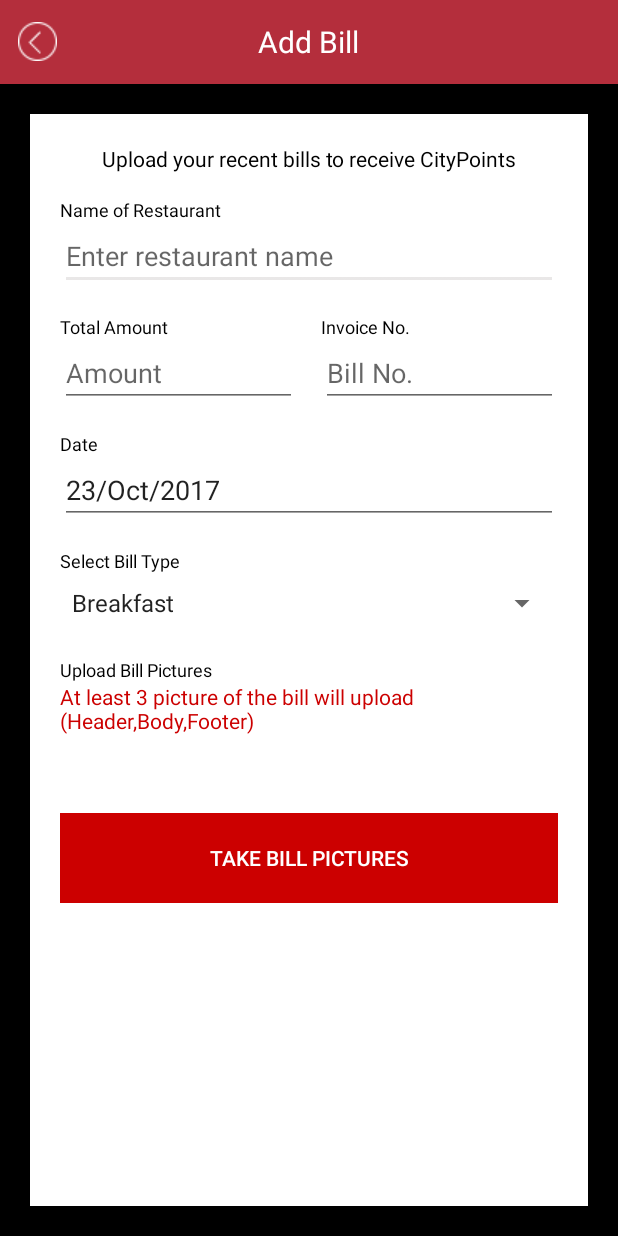
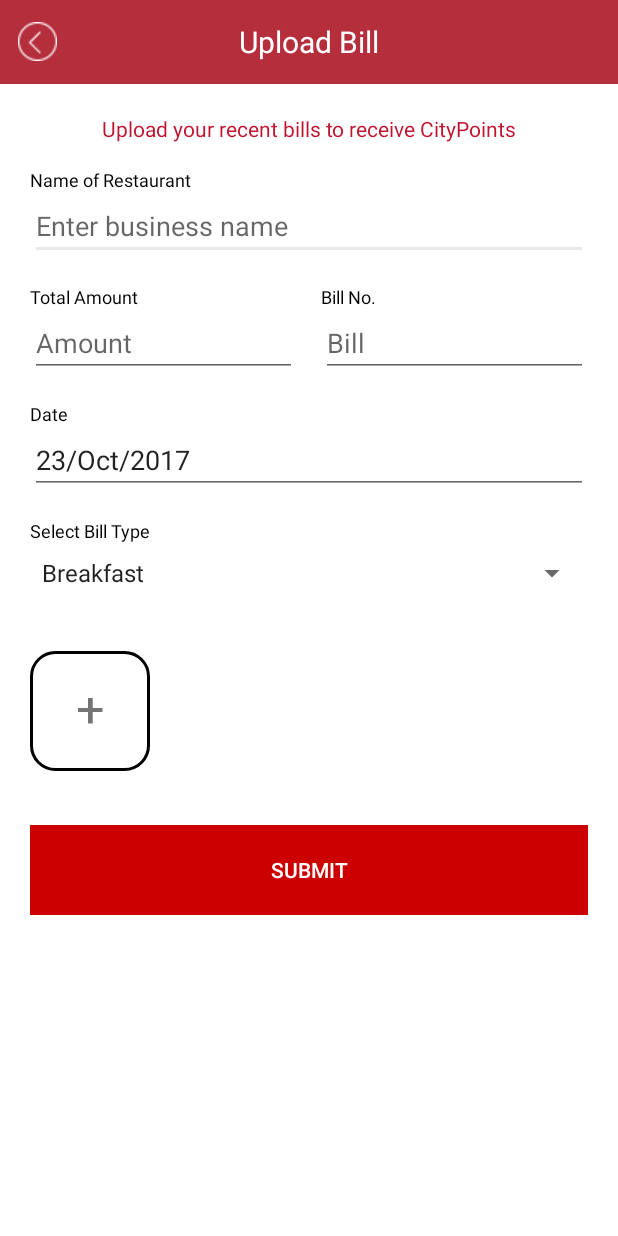
Before and after one commit to iArsalanshah/MyStash, an Android app: the AddBillDetails screen opened directly, with no data from a screen before it, on a phone screen of 412 x 824 dp. Run offline under Robolectric (Android 15) with nearby library versions, the phone set to English and light mode, and no system bars; libraries missing offline, so code that uses them is left out: permissions.dispatcher; 1 statement that could not run was skipped.

Commit message:
upload section update

```diff
--- a/app/src/main/java/com/citemenu/mystash/activity/login_pages/Register.java
+++ b/app/src/main/java/com/citemenu/mystash/activity/login_pages/Register.java
@@ -324,7 +324,7 @@ public class Register extends AppCompatActivity implements AdapterView.OnItemSel
     //Spinner Adapter
     private void settingAdapter() {
         adapterSex = ArrayAdapter.createFromResource(this,
-                R.array.sexRegisterArray, android.R.layout.select_dialog_item);
+                R.array.genderRegisterArray, android.R.layout.select_dialog_item);
         spinnerGender.setAdapter(adapterSex);
 
         // MultiSpinners
@@ -342,7 +342,7 @@ public class Register extends AppCompatActivity implements AdapterView.OnItemSel
         listInterest.add("South Shore/Rive Sud");
         listInterest.add("Other/Autre");
 
-        multiSpinnerCat.setItems(listCat, getString(R.string.btn_reg_login), this);
+        multiSpinnerCat.setItems(listCat, getString(R.string.reg_login), this);
 
         com.citemenu.mystash.activity.login_pages.MultiSpinner.MultiSpinnerListener listener = new com.citemenu.mystash.activity.login_pages.MultiSpinner.MultiSpinnerListener() {
             @Override
@@ -357,7 +357,7 @@ public class Register extends AppCompatActivity implements AdapterView.OnItemSel
                 etInterest.setText(interest);
             }
         };
-        multiSpinnerInterest.setItems(listInterest, getString(R.string.btn_reg_login), listener);
+        multiSpinnerInterest.setItems(listInterest, getString(R.string.reg_login), listener);
     }
 
     public void backRegisterImageBtn(View view) {
--- a/app/src/main/java/com/citemenu/mystash/webservicefactory/WebService.java
+++ b/app/src/main/java/com/citemenu/mystash/webservicefactory/WebService.java
@@ -279,5 +279,7 @@ public interface WebService {
                                   @Query("amount") String amount,
                                   @Query("bill_type") String bill_type,
                                   @Query("invoice_no") String invoice_no,
+                                  @Query("latitude") String latitude,
+                                  @Query("longitude") String longitude,
                                   @PartMap Map<String, RequestBody> fileList);
 }
--- /dev/null
+++ b/app/src/main/res/drawable/drawable_stroke_black.xml
@@ -0,0 +1,7 @@
+<?xml version="1.0" encoding="utf-8"?>
+<shape xmlns:android="http://schemas.android.com/apk/res/android"
+    android:shape="rectangle">
+    <stroke android:color="@color/black"
+        android:width="2dp"/>
+    <corners android:radius="16dp"/>
+</shape>
--- a/app/src/main/res/layout/activity_add_bill_details.xml
+++ b/app/src/main/res/layout/activity_add_bill_details.xml
@@ -25,7 +25,7 @@
             android:layout_width="wrap_content"
             android:layout_height="wrap_content"
             android:layout_centerInParent="true"
-            android:text="Add Bill"
+            android:text="@string/upload_bill"
             android:textColor="@android:color/white"
             android:textSize="20sp" />
 
@@ -35,12 +35,11 @@
         android:layout_width="match_parent"
         android:layout_height="match_parent"
         android:layout_below="@id/add_bill_top_layout"
-        android:layout_margin="20dp"
         android:background="@android:color/white">
 
         <LinearLayout
             android:layout_width="match_parent"
-            android:layout_height="match_parent"
+            android:layout_height="wrap_content"
             android:orientation="vertical"
             android:padding="12dp">
 
@@ -48,15 +47,16 @@
             <LinearLayout
                 android:layout_width="match_parent"
                 android:layout_height="wrap_content"
+                android:gravity="center"
                 android:orientation="vertical"
-                android:gravity="center"
                 android:padding="8dp">
+
                 <TextView
                     android:layout_width="wrap_content"
                     android:layout_height="wrap_content"
-                    android:text="Upload your recent bills to receive CityPoints"
-                    android:textColor="#000000"
-                    android:textSize="14dp" />
+                    android:text="@string/upload_your_recent_bills_to_receive_citypoints"
+                    android:textColor="@color/colorRegisterBtn"
+                    android:textSize="14sp" />
             </LinearLayout>
             <!--Restaurant Name-->
             <LinearLayout
@@ -68,16 +68,16 @@
                 <TextView
                     android:layout_width="wrap_content"
                     android:layout_height="wrap_content"
-                    android:text="Name of Restaurant"
-                    android:textColor="#000000"
-                    android:textSize="12dp" />
+                    android:text="@string/name_of_restaurant"
+                    android:textColor="@color/black"
+                    android:textSize="12sp" />
 
                 <EditText
                     android:id="@+id/et_restaurantName"
                     android:layout_width="match_parent"
                     android:layout_height="wrap_content"
                     android:drawablePadding="2dp"
-                    android:hint="Enter restaurant name"
+                    android:hint="@string/enter_business_name"
                     android:imeOptions="actionDone"
                     android:inputType="text"
                     android:maxLines="1" />
@@ -101,15 +101,15 @@
                     <TextView
                         android:layout_width="match_parent"
                         android:layout_height="wrap_content"
-                        android:text="Total Amount"
-                        android:textColor="#000000"
-                        android:textSize="12dp" />
+                        android:text="@string/total_amount"
+                        android:textColor="@color/black"
+                        android:textSize="12sp" />
 
                     <EditText
                         android:id="@+id/et_restaurantAmount"
                         android:layout_width="match_parent"
                         android:layout_height="wrap_content"
-                        android:hint="Amount"
+                        android:hint="@string/amount"
                         android:imeOptions="actionDone"
                         android:inputType="numberDecimal" />
 
@@ -125,15 +125,15 @@
                     <TextView
                         android:layout_width="match_parent"
                         android:layout_height="wrap_content"
-                        android:text="Invoice No."
-                        android:textColor="#000000"
-                        android:textSize="12dp" />
+                        android:text="@string/bill_no"
+                        android:textColor="@color/black"
+                        android:textSize="12sp" />
 
                     <EditText
                         android:id="@+id/et_restaurantInvoiceNo"
                         android:layout_width="match_parent"
                         android:layout_height="wrap_content"
-                        android:hint="Bill No."
+                        android:hint="@string/bill"
                         android:imeOptions="actionDone"
                         android:inputType="text"
                         android:maxLines="1" />
@@ -152,16 +152,18 @@
                 <TextView
                     android:layout_width="wrap_content"
                     android:layout_height="wrap_content"
-                    android:text="Date"
-                    android:textColor="#000000"
-                    android:textSize="12dp" />
+                    android:text="@string/date"
+                    android:textColor="@color/black"
+                    android:textSize="12sp" />
 
                 <EditText
                     android:id="@+id/add_bill_date"
                     android:layout_width="match_parent"
                     android:layout_height="wrap_content"
+                    android:cursorVisible="false"
                     android:focusable="false"
-                    android:hint="Select a data"
+                    android:focusableInTouchMode="false"
+                    android:hint="@string/select_a_date"
                     android:inputType="none" />
 
             </LinearLayout>
@@ -176,15 +178,15 @@
                 <TextView
                     android:layout_width="wrap_content"
                     android:layout_height="wrap_content"
-                    android:text="Select Bill Type"
-                    android:textColor="#000000"
-                    android:textSize="12dp" />
+                    android:text="@string/select_bill_type"
+                    android:textColor="@color/black"
+                    android:textSize="12sp" />
 
                 <Spinner
                     android:id="@+id/sp_restaurantBillType"
                     android:layout_width="match_parent"
                     android:layout_height="wrap_content"
-                    android:entries="@array/BillTypes"
+                    android:entries="@array/bill_types"
                     android:minHeight="40dp" />
 
             </LinearLayout>
@@ -199,15 +201,17 @@
                 <TextView
                     android:layout_width="wrap_content"
                     android:layout_height="wrap_content"
-                    android:text="Upload Bill Pictures"
-                    android:textColor="#000000"
-                    android:textSize="12dp" />
+                    android:text="@string/upload_bill_pictures"
+                    android:textColor="@color/black"
+                    android:textSize="12sp"
+                    android:visibility="gone" />
 
                 <TextView
                     android:layout_width="match_parent"
                     android:layout_height="wrap_content"
-                    android:text="At least 3 picture of the bill will upload (Header,Body,Footer)"
-                    android:textColor="@android:color/holo_red_dark" />
+                    android:text="@string/at_least_3_picture_of_the_bill_will_upload_header_body_footer"
+                    android:textColor="@android:color/holo_red_dark"
+                    android:visibility="gone" />
 
                 <!--<LinearLayout-->
                 <!--android:layout_width="match_parent"-->
@@ -243,20 +247,28 @@
                 <!--android:background="@android:color/holo_orange_light"-->
                 <!--android:scaleType="centerInside"-->
                 <!--android:src="@drawable/plus_upload_bills" />-->
-
                 <!--</LinearLayout>-->
 
-                <FrameLayout
+                <LinearLayout
                     android:layout_width="match_parent"
                     android:layout_height="wrap_content"
-                    android:layout_marginTop="16dp">
+                    android:layout_marginTop="16dp"
+                    android:orientation="horizontal">
+
+                    <ImageView
+                        android:id="@+id/img_addBills"
+                        android:layout_width="80dp"
+                        android:layout_height="80dp"
+                        android:background="@drawable/drawable_stroke_black"
+                        android:scaleType="centerInside"
+                        android:src="@drawable/plus_upload_bills" />
 
                     <android.support.v7.widget.RecyclerView
                         android:id="@+id/recycler_thumbnails"
-                        android:layout_width="match_parent"
+                        android:layout_width="wrap_content"
+                        android:layout_marginLeft="8dp"
                         android:layout_height="wrap_content" />
-                </FrameLayout>
-
+                </LinearLayout>
             </LinearLayout>
 
             <LinearLayout
@@ -273,13 +285,9 @@
                     android:layout_height="60dp"
                     android:background="@android:color/holo_red_dark"
                     android:gravity="center"
-                    android:text="Take Bill Pictures"
+                    android:text="@string/submit"
                     android:textColor="@android:color/white" />
-
             </LinearLayout>
-
         </LinearLayout>
-
     </ScrollView>
-
 </RelativeLayout>
--- a/app/src/main/res/layout/activity_register.xml
+++ b/app/src/main/res/layout/activity_register.xml
@@ -204,7 +204,7 @@
                     android:layout_marginTop="11dp"
                     android:background="@color/colorLoginBtn"
                     android:onClick="btnRegister"
-                    android:text="@string/btn_reg_login"
+                    android:text="@string/reg_login"
                     android:textAllCaps="false"
                     android:textColor="@android:color/white"
                     android:textSize="16sp"
--- a/app/src/main/res/values/colors.xml
+++ b/app/src/main/res/values/colors.xml
@@ -12,4 +12,6 @@
     <color name="colorStash">#FFCC00</color>
 
     <color name="backgroung_action">#99000000</color>
+    <color name="black">#000000</color>
+    <color name="white">#8cffffff</color>
 </resources>
--- a/app/src/main/res/values/strings.xml
+++ b/app/src/main/res/values/strings.xml
@@ -1,11 +1,8 @@
 <resources>
     <string name="app_name">My Stash</string>
     <string name="facebook_app_id">619355934907424</string>
-    <!--<string name="facebook_app_secret">65bc30d150b1523d86cb4c3ca4d68e2f</string>-->
-    <!--<string name="action_settings">Settings</string>-->
-    <!--<string name="hint_name">Name</string>-->
-    <string name="hint_email">Email</string>
-    <string name="hint_password">Password</string>
+    <string name="email">Email</string>
+    <string name="password">Password</string>
     <!--<string name="hint_phone">Phone no.</string>-->
     <!--<string name="hint_bday">Birthday</string>-->
     <!--<string name="hint_sex">Sex</string>-->
@@ -16,9 +13,9 @@
     <!--<string name="err_msg_name">Enter your full name</string>-->
     <!--<string name="err_msg_email">Enter valid email address</string>-->
     <!--<string name="err_msg_password">Enter the password</string>-->
-    <string name="btn_login">Login</string>
+    <string name="login">Login</string>
     <!--<string name="btn_fb_login">Connect with facebook</string>-->
-    <string name="btn_reg_login">Register</string>
+    <string name="reg_login">Register</string>
     <!--<string name="lorem_ispum">Lorem Ipsum is simply dummy text of the printing and typesetting industry. Lorem Ipsum has been the industry\'s standard dummy text ever since the 1500s, when an unknown printer took a galley of type and scrambled it to make a type specimen book. It has survived not only five centuries, but also the leap into electronic typesetting, remaining essentially unchanged. It was popularised in the 1960s with the release of Letraset sheets containing Lorem Ipsum passages, and more recently with desktop publishing software like Aldus PageMaker including versions of Lorem Ipsum.</string>-->
     <string name="rate_review"><![CDATA[Rate & Review]]></string>
     <string name="list_alt">There are currently no programs active for this business yet, check back later for changes</string>
@@ -26,31 +23,70 @@
 
     <!--<string name="gcm_sender_ID">456789105121</string>-->
 
-    <string-array name="sexRegisterArray">
+    <string-array name="genderRegisterArray">
         <item></item>
         <item>Male</item>
         <item>Female</item>
     </string-array>
 
-    <string-array name="BillTypes">
+    <string-array name="bill_types">
         <item>Breakfast</item>
         <item>Lunch</item>
-        <item>Hi Tea</item>
         <item>Dinner</item>
+        <item>Other</item>
     </string-array>
 
     <string name="message">Message</string>
-    <string name="msg_top">Store Name / Logo</string>
-    <string name="msg_retake">Can you read the text? if not, retake</string>
-    <string name="msg_long">Long receipt? Add the rest on the next screen</string>
     <string name="msg_select_image">Please capture image(s) to upload</string>
     <string name="msg_no_internet">Internet Unavailable. Try again later</string>
     <string name="msg_upload_success">Image(s) Uploaded successfully</string>
 
-    <string name="btn_cancel">Cancel</string>
-    <string name="btn_retake">Retake</string>
-    <string name="btn_add">Add Section</string>
-    <string name="btn_finish">Finish</string>
-    <string name="btn_capture">Capture</string>
     <string name="savedCouponsAltText">You have not saved any coupons yet. Please save them to your wallet when you find one you like and it will appear here</string>
+
+    <!--Add Bill Screen-->
+    <string name="add_bill">Add Bill</string>
+    <string name="upload_your_recent_bills_to_receive_citypoints">Upload your recent bills to receive CityPoints</string>
+    <string name="name_of_restaurant">Name of Restaurant</string>
+    <string name="enter_restaurant_name">Enter restaurant name</string>
+    <string name="total_amount">Total Amount</string>
+    <string name="amount">Amount</string>
+    <string name="invoice_no">Invoice No.</string>
+    <string name="bill_no">Bill No.</string>
+    <string name="date">Date</string>
+    <string name="select_a_date">Select a date</string>
+    <string name="select_bill_type">Select Bill Type</string>
+    <string name="upload_bill_pictures">Upload Bill Pictures</string>
+    <string name="at_least_3_picture_of_the_bill_will_upload_header_body_footer">At least 3 picture of the bill will upload (Header,Body,Footer)</string>
+    <string name="take_bill_pictures">Take Bill Pictures</string>
+    <string name="upload_bill_permission_error">Upload bill feature can not completed without Camera, Location and Storage Access</string>
+    <string name="allow">Allow</string>
+    <string name="upload_bill_permission_rationale">Upload bill feature required Camera, Location and Storage Permission</string>
+    <string name="deny">Deny</string>
+    <string name="selected_date_invalid">Selected date is not valid</string>
+
+    <!--Add BILL-> Take Photo Screen-->
+    <string name="msg_top">Store Name / Logo</string>
+    <string name="msg_long_receipt">Long receipt? Add the rest on the next screen</string>
+    <string name="cancel">Cancel</string>
+    <string name="retake">Retake</string>
+    <string name="msg_retake">Can you read the text? if not, retake</string>
+    <string name="finish">Finish</string>
+    <string name="capture">Capture</string>
+    <string name="add_section">Add Section</string>
+    <string name="upload_bill">Upload Bill</string>
+
+    <!--Bill History Screen-->
+    <string name="restaurant_name">Restaurant Name: </string>
+    <string name="restaurant_location">Restaurant Location: </string>
+    <string name="no_bills_found">No Bills Found</string>
+    <string name="bills_history">Bills History</string>
+    <string name="status">Status</string>
+    <string name="invoice">Invoice</string>
+    <string name="enter_business_name">Enter business name</string>
+    <string name="submit">Submit</string>
+    <string name="take_atleast_1_pic">Please take atleast 1 picture</string>
+    <string name="please_wait">Please wait...</string>
+    <string name="unable_to_get_location">Unable to get location please try again</string>
+    <string name="bill">Bill</string>
+
 </resources>
--- a/build.gradle
+++ b/build.gradle
@@ -5,7 +5,7 @@ buildscript {
         jcenter()
     }
     dependencies {
-        classpath 'com.android.tools.build:gradle:2.3.2'
+        classpath 'com.android.tools.build:gradle:2.3.3'
 //        classpath 'com.google.gms:google-services:1.5.0'
         classpath 'com.google.gms:google-services:3.0.0'
         classpath 'com.neenbedankt.gradle.plugins:android-apt:1.8'
```
Also changed, not shown: app/build.gradle (+11 -9 lines), app/src/main/java/com/citemenu/mystash/activity/AddBillDetails.java (+67 -38 lines), app/src/main/java/com/citemenu/mystash/activity/UploadedBillsHistory.java (+11 -14 lines), app/src/main/java/com/citemenu/mystash/activity/login_pages/Login_activity.java (+7 -8 lines), app/src/main/java/com/citemenu/mystash/activity/upload_bill_camera/TakePhoto.java (+14 -9 lines), app/src/main/java/com/citemenu/mystash/pojo/get_bills/Bill.java (+10 -0 lines), app/src/main/java/com/citemenu/mystash/utils/Tracker.java (+39 -0 lines), app/src/main/res/layout/activity_login.xml (+4 -4 lines), app/src/main/res/layout/activity_uploaded_bills_history.xml (+6 -5 lines), app/src/main/res/layout/bill_history_list_row.xml (+100 -50 lines), app/src/main/res/layout/item_bill_thumbnails.xml (+9 -8 lines), app/src/main/res/layout/take_photo_preview_activity.xml (+4 -4 lines), 189 other files.
